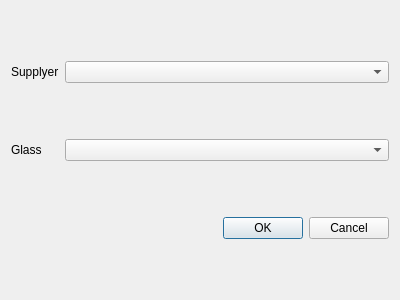
This is src/glassselectiondlg.ui in imyu37/glassplotter as Qt 5 draws it before an edit. The edited form follows.
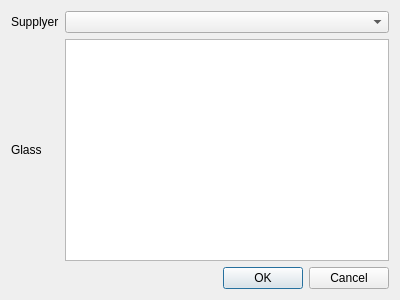
This is the edited form.

What changed in the file:
```diff
--- a/src/glassselectiondlg.ui
+++ b/src/glassselectiondlg.ui
@@ -14,9 +14,6 @@
    <string>Dialog</string>
   </property>
   <layout class="QGridLayout" name="gridLayout">
-   <item row="2" column="1">
-    <widget class="QComboBox" name="comboBox_Glass"/>
-   </item>
    <item row="3" column="1">
     <widget class="QDialogButtonBox" name="buttonBox">
      <property name="orientation">
@@ -44,6 +41,9 @@
      </property>
     </widget>
    </item>
+   <item row="2" column="1">
+    <widget class="QListWidget" name="listWidget_Glass"/>
+   </item>
   </layout>
  </widget>
  <resources/>
```
